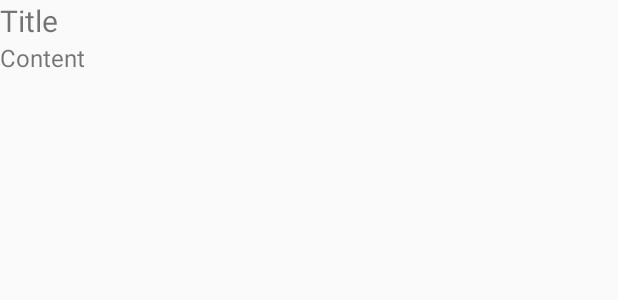
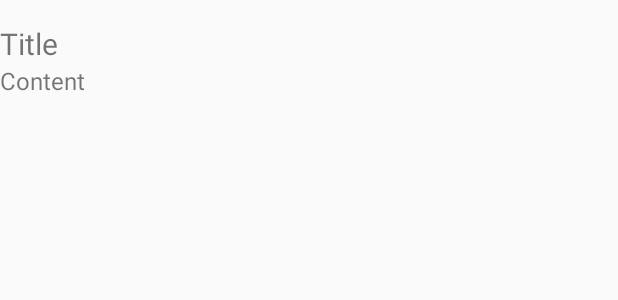
Before and after one commit to ekurniawan/SampleSQLite-B, an Android app: the layout item_wish.xml on its own in the app's theme, with its tools: preview values and no code run, on a phone screen of 412 x 824 dp. Shown: the top 300 px of the screen. Run offline under Robolectric (Android 15) with nearby library versions, the phone set to English and light mode, and no system bars.

```diff
--- a/app/src/main/res/layout/item_wish.xml
+++ b/app/src/main/res/layout/item_wish.xml
@@ -7,12 +7,12 @@
         android:layout_width="match_parent"
         android:layout_height="wrap_content"
         android:text="Title"
-        android:textSize="20sp"/>
+        android:textSize="20sp" android:layout_marginTop="15dp" />
 
     <TextView
         android:id="@+id/tvContent"
         android:layout_width="match_parent"
         android:layout_height="wrap_content"
         android:text="Content"
-        android:textSize="16sp"/>
+        android:textSize="16sp" android:layout_marginBottom="15dp"/>
 </LinearLayout>
```
